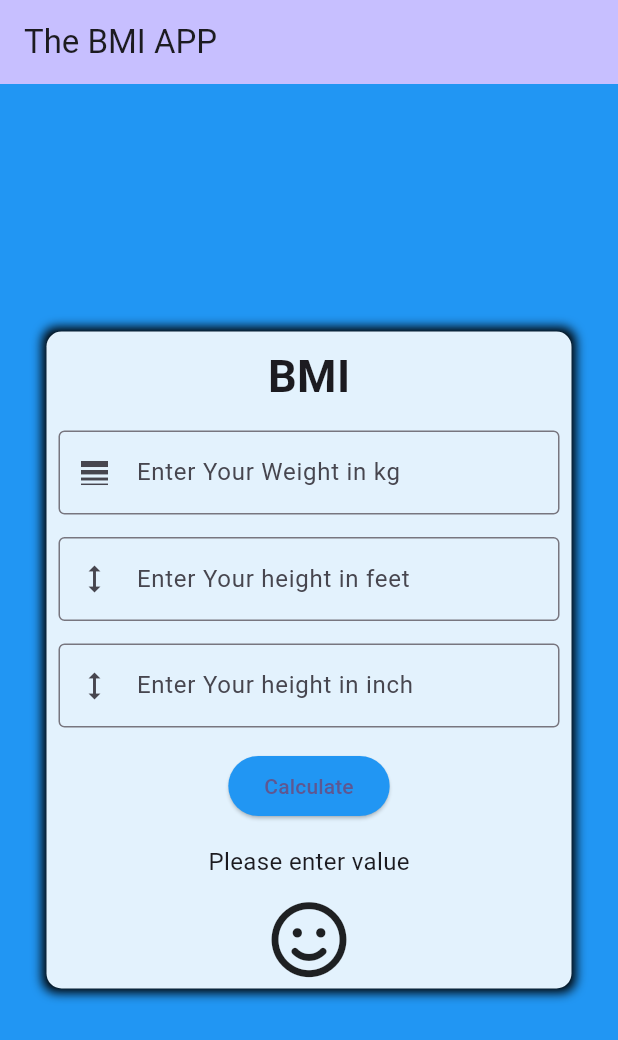
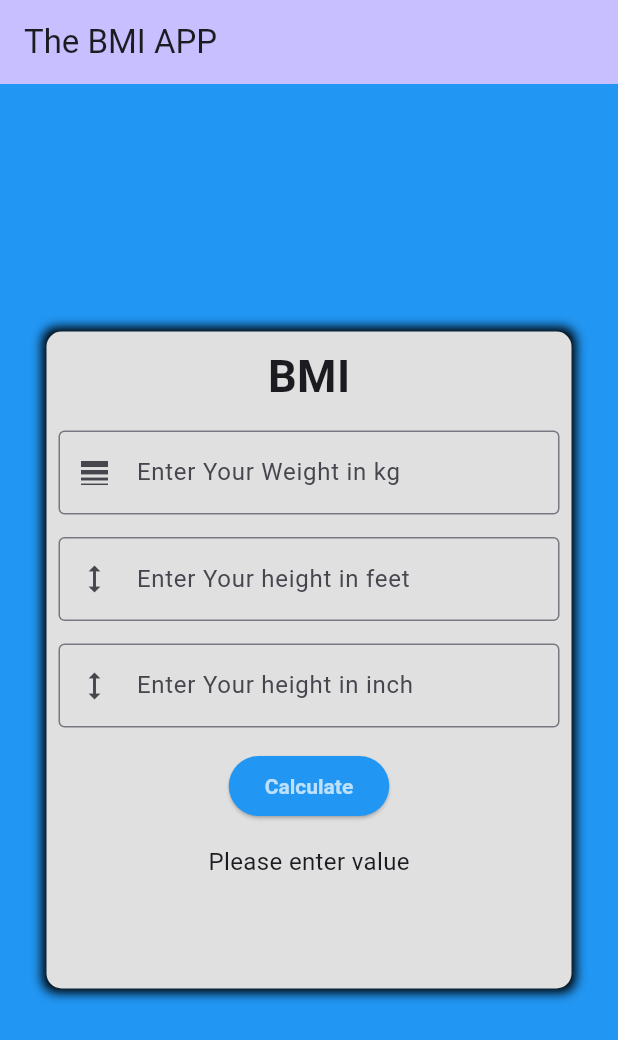
Before and after one commit to Harshamethiya/BMI, a Flutter app: the screen it shows after launch, after a tap on "Calculate", on a phone screen of 412 x 824 dp. Shown: the top 1040 px of the screen. Run offline on Flutter 3.47's test engine with Material 3 defaults, Android fonts, the phone set to English and light mode, and no system bars; our stand-ins replace font_awesome_flutter.

Commit message:
second commit

```diff
--- a/lib/main.dart
+++ b/lib/main.dart
@@ -1,4 +1,6 @@
 //import 'dart:nativewrappers/_internal/vm/lib/core_patch.dart';
+
+import 'dart:async';
 
 import 'package:font_awesome_flutter/font_awesome_flutter.dart';
 import 'package:flutter/material.dart';
@@ -17,7 +19,6 @@ class MyApp extends StatelessWidget {
       debugShowCheckedModeBanner: false,
      // title: 'Flutter Demo',
       theme: ThemeData(
-
         colorScheme: ColorScheme.fromSeed(seedColor: Colors.deepPurple.shade900),
         useMaterial3: true,
       ),
@@ -44,7 +45,7 @@ class _MyHomePageState extends State<MyHomePage> {
       var result = "";
       var cr=Colors.blue.shade500;
       var msg="";
-      var ic=FaIcon(FontAwesomeIcons.faceSmile,size: 50,);
+      var ic=FaIcon(FontAwesomeIcons.faceSmile,size: 50,color: Colors.grey.shade300,);
   @override
   Widget build(BuildContext context) {
 
@@ -65,10 +66,11 @@ class _MyHomePageState extends State<MyHomePage> {
          child:SingleChildScrollView(
            scrollDirection: Axis.vertical,
            child: Container(
+
              width: 350,
              decoration: BoxDecoration(
                borderRadius: BorderRadius.circular(10),
-               color: Colors.blue.shade50,
+               color: Colors.grey.shade300,
                  boxShadow: [
                   BoxShadow(
                     spreadRadius: 3,
@@ -126,7 +128,11 @@ class _MyHomePageState extends State<MyHomePage> {
                    SizedBox(height: 15,),
                    ElevatedButton(
                        style: ElevatedButton.styleFrom(
-                         backgroundColor: Colors.blue
+                         backgroundColor: Colors.blue,
+                         foregroundColor: Colors.white70,
+                         textStyle: TextStyle(
+                           fontWeight: FontWeight.bold
+                         )
                        ),
                        onPressed: (){
                      var wtv=wt.text.toString();
@@ -175,9 +181,10 @@ class _MyHomePageState extends State<MyHomePage> {
                               });
                             });
                      }else {
+                       result='Please enter value';
 
                        setState(() {
-                         result='Please enter value';
+
                        });
                      }
 
```
